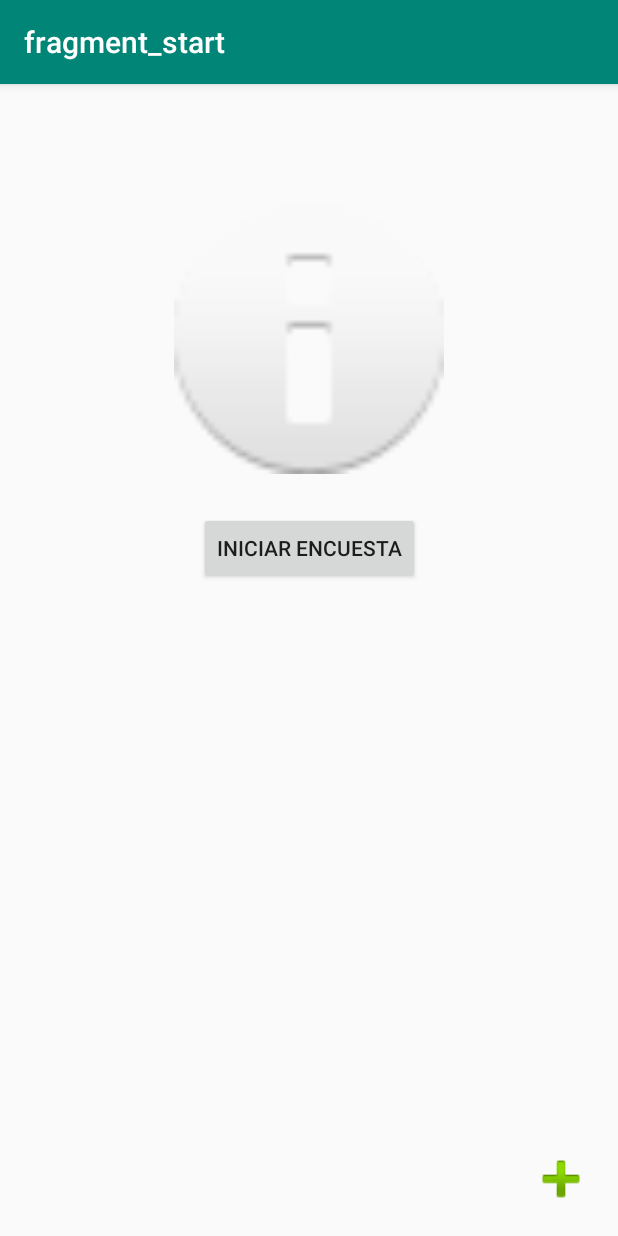
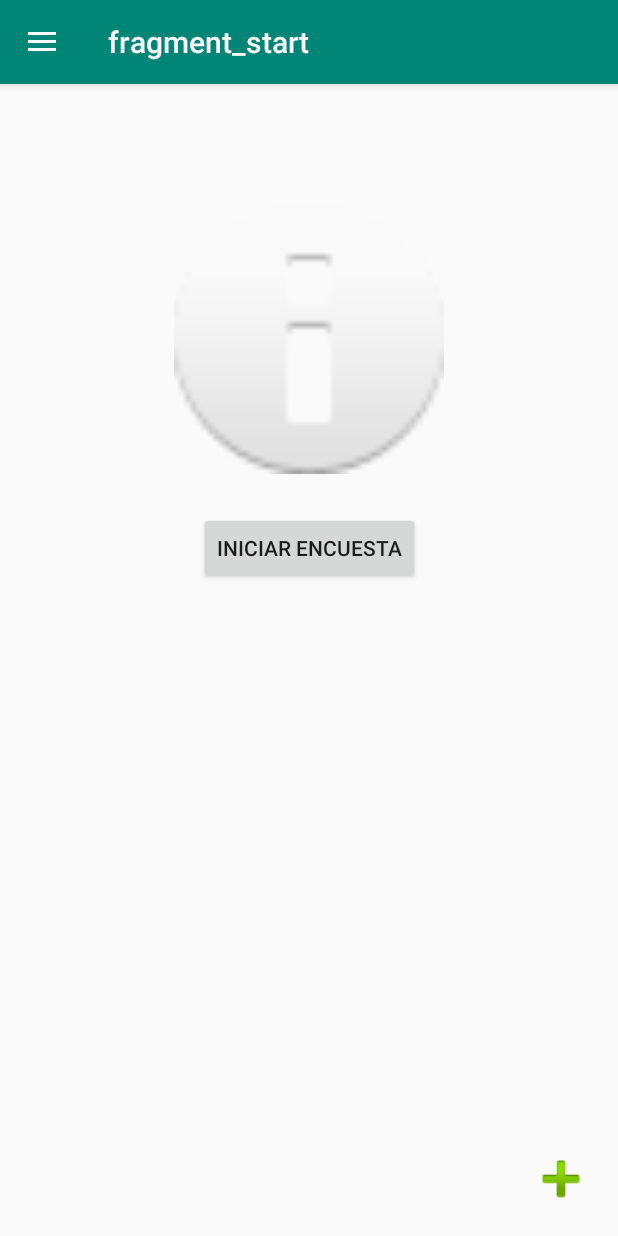
Before and after one commit to Requetetin/Lab7-apps, an Android app: the screen it shows after launch (MainActivity), on a phone screen of 412 x 824 dp. Run offline under Robolectric (Android 15) with nearby library versions, the phone set to English and light mode, and no system bars; our stand-ins replace data binding, navigation-ui.

```diff
--- a/app/build.gradle
+++ b/app/build.gradle
@@ -24,6 +24,9 @@ android {
     dataBinding {
         enabled true
     }
+    kotlinOptions {
+        jvmTarget = JavaVersion.VERSION_1_8.toString()
+    }
 }
 
 dependencies {
@@ -39,4 +42,5 @@ dependencies {
     implementation 'androidx.navigation:navigation-fragment-ktx:2.2.1'
     implementation 'androidx.navigation:navigation-ui-ktx:2.2.1'
     implementation "android.arch.lifecycle:extensions:1.1.1"
+
 }
--- a/app/src/main/java/com/example/lab5/MainActivity.kt
+++ b/app/src/main/java/com/example/lab5/MainActivity.kt
@@ -3,24 +3,33 @@ package com.example.lab5
 import androidx.appcompat.app.AppCompatActivity
 import android.os.Bundle
 import android.view.WindowManager
+import android.widget.Toolbar
 import androidx.databinding.DataBindingUtil
+import androidx.drawerlayout.widget.DrawerLayout
 import androidx.navigation.findNavController
+import androidx.navigation.ui.AppBarConfiguration
 import androidx.navigation.ui.NavigationUI
 import com.example.lab5.databinding.ActivityMainBinding
 
 class MainActivity : AppCompatActivity() {
+    private lateinit var drawerLayout: DrawerLayout
+    private lateinit var appBarConfiguration: AppBarConfiguration
 
     override fun onCreate(savedInstanceState: Bundle?) {
         super.onCreate(savedInstanceState)
-        @Suppress("UNUSED_VARIABLE")
         val binding = DataBindingUtil.setContentView<ActivityMainBinding>(this, R.layout.activity_main)
         val navController = this.findNavController(R.id.myNavHostFragment)
-        NavigationUI.setupActionBarWithNavController(this, navController)
+        drawerLayout = binding.drawerLayout
+        NavigationUI.setupActionBarWithNavController(this, navController, drawerLayout)
+        appBarConfiguration = AppBarConfiguration(navController.graph, drawerLayout)
+        NavigationUI.setupWithNavController(binding.navView, navController)
+
+
     }
 
     override fun onSupportNavigateUp(): Boolean {
         val navController = this.findNavController(R.id.myNavHostFragment)
-        return navController.navigateUp()
+        return NavigationUI.navigateUp(navController, drawerLayout)
 
     }
 }
--- a/app/src/main/java/com/example/lab5/ResultFragment.kt
+++ b/app/src/main/java/com/example/lab5/ResultFragment.kt
@@ -9,8 +9,10 @@ import android.view.View
 import android.view.ViewGroup
 import android.widget.Toast
 import androidx.databinding.DataBindingUtil
+import androidx.drawerlayout.widget.DrawerLayout
 import androidx.lifecycle.ViewModelProviders
 import androidx.navigation.findNavController
+import androidx.navigation.ui.AppBarConfiguration
 import com.example.lab5.databinding.FragmentQuestionBinding
 import com.example.lab5.databinding.FragmentResultBinding
 import java.lang.Exception
@@ -32,6 +34,7 @@ private const val ARG_PARAM2 = "param2"
 class ResultFragment : Fragment() {
 
     private var r: Resultado?=null
+
 
 
 
--- a/app/src/main/java/com/example/lab5/StartFragment.kt
+++ b/app/src/main/java/com/example/lab5/StartFragment.kt
@@ -8,7 +8,9 @@ import android.view.LayoutInflater
 import android.view.View
 import android.view.ViewGroup
 import androidx.databinding.DataBindingUtil
+import androidx.drawerlayout.widget.DrawerLayout
 import androidx.navigation.findNavController
+import androidx.navigation.ui.AppBarConfiguration
 import com.example.lab5.databinding.FragmentStartBinding
 
 // TODO: Rename parameter arguments, choose names that match
@@ -25,6 +27,7 @@ private const val ARG_PARAM2 = "param2"
  * create an instance of this fragment.
  */
 class StartFragment : Fragment() {
+
 
 
     override fun onCreateView(inflater: LayoutInflater,container:ViewGroup?,
--- a/app/src/main/res/layout/activity_main.xml
+++ b/app/src/main/res/layout/activity_main.xml
@@ -6,6 +6,10 @@
     <data>
 
     </data>
+    <androidx.drawerlayout.widget.DrawerLayout
+        android:id="@+id/drawerLayout"
+        android:layout_width="match_parent"
+        android:layout_height="match_parent">
     <androidx.constraintlayout.widget.ConstraintLayout
         android:layout_width="match_parent"
         android:layout_height="match_parent"
@@ -18,6 +22,13 @@
             app:defaultNavHost="true"
             app:navGraph="@navigation/navigation" />
     </androidx.constraintlayout.widget.ConstraintLayout>
+        <com.google.android.material.navigation.NavigationView
+            android:id="@+id/navView"
+            android:layout_width="wrap_content"
+            android:layout_height="match_parent"
+            android:layout_gravity="start"
+            app:menu="@menu/navdrawer_menu"/>
+    </androidx.drawerlayout.widget.DrawerLayout>
 
 
 </layout>
--- a/app/src/main/res/layout/fragment_start.xml
+++ b/app/src/main/res/layout/fragment_start.xml
@@ -41,5 +41,6 @@
             android:background="@android:drawable/ic_input_add"
             app:layout_constraintBottom_toBottomOf="parent"
             app:layout_constraintEnd_toEndOf="parent" />
+
     </androidx.constraintlayout.widget.ConstraintLayout>
 </layout>
--- /dev/null
+++ b/app/src/main/res/menu/navdrawer_menu.xml
@@ -0,0 +1,12 @@
+<?xml version="1.0" encoding="utf-8"?>
+<menu xmlns:android="http://schemas.android.com/apk/res/android">
+
+    <item
+        android:id="@+id/aboutFragment"
+        android:icon="@android:drawable/ic_menu_info_details"
+        android:title="About" />
+    <item
+        android:id="@+id/resultFragment"
+        android:icon="@android:drawable/ic_menu_directions"
+        android:title="Results" />
+</menu>
--- a/app/src/main/res/navigation/navigation.xml
+++ b/app/src/main/res/navigation/navigation.xml
@@ -27,7 +27,8 @@
         tools:layout="@layout/fragment_add" >
         <action
             android:id="@+id/action_addFragment_to_startFragment"
-            app:destination="@id/startFragment" />
+            app:destination="@id/startFragment"
+            app:popUpTo="@+id/startFragment" />
     </fragment>
     <fragment
         android:id="@+id/questionFragment"
@@ -50,7 +51,8 @@
         tools:layout="@layout/fragment_result" >
         <action
             android:id="@+id/action_resultFragment_to_startFragment"
-            app:destination="@id/startFragment" />
+            app:destination="@id/startFragment"
+            app:popUpTo="@+id/startFragment" />
     </fragment>
     <fragment
         android:id="@+id/ratingFragment"
```
Also changed, not shown: app/src/main/java/com/example/lab5/AboutFragment.kt (+12 -67 lines), app/src/main/res/layout/fragment_about.xml (+22 -0 lines), app/src/main/res/layout/fragment_result.xml (+7 -5 lines).
